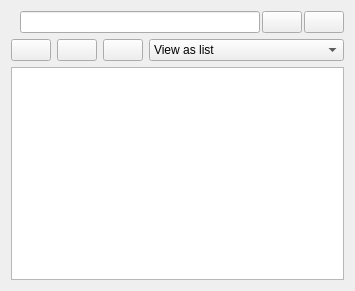
First picture: the form in resources/ui/widgets/pool_widget.ui, repository open-cogsci/OpenSesame, before the edit.
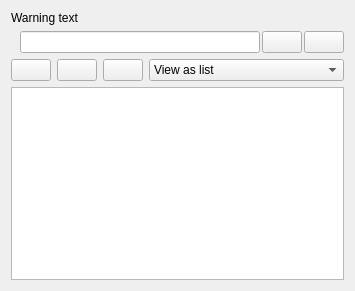
Second picture: the form after the edit. Icons and pictures are not drawn.

Commit message: Improve file-pool behavior - Clean up old pool when opening file - Show warning when pool is too large

Patch:
```diff
--- a/resources/ui/widgets/pool_widget.ui
+++ b/resources/ui/widgets/pool_widget.ui
@@ -17,6 +17,16 @@
    <string>Form</string>
   </property>
   <layout class="QVBoxLayout" name="verticalLayout">
+   <item>
+    <widget class="QLabel" name="label_size_warning">
+     <property name="text">
+      <string>&lt;html&gt;&lt;head/&gt;&lt;body&gt;&lt;p&gt;Warning text&lt;/p&gt;&lt;/body&gt;&lt;/html&gt;</string>
+     </property>
+     <property name="wordWrap">
+      <bool>true</bool>
+     </property>
+    </widget>
+   </item>
    <item>
     <widget class="QWidget" name="widget_pool" native="true">
      <property name="sizePolicy">
```
The commit also changes 5 other files.
